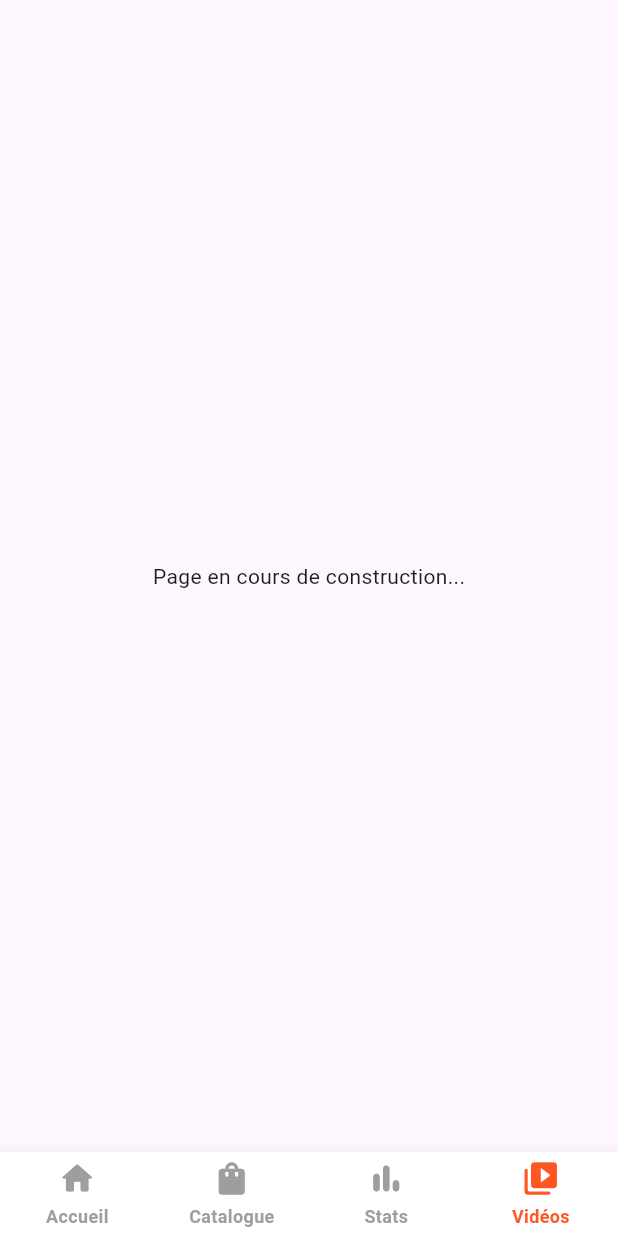
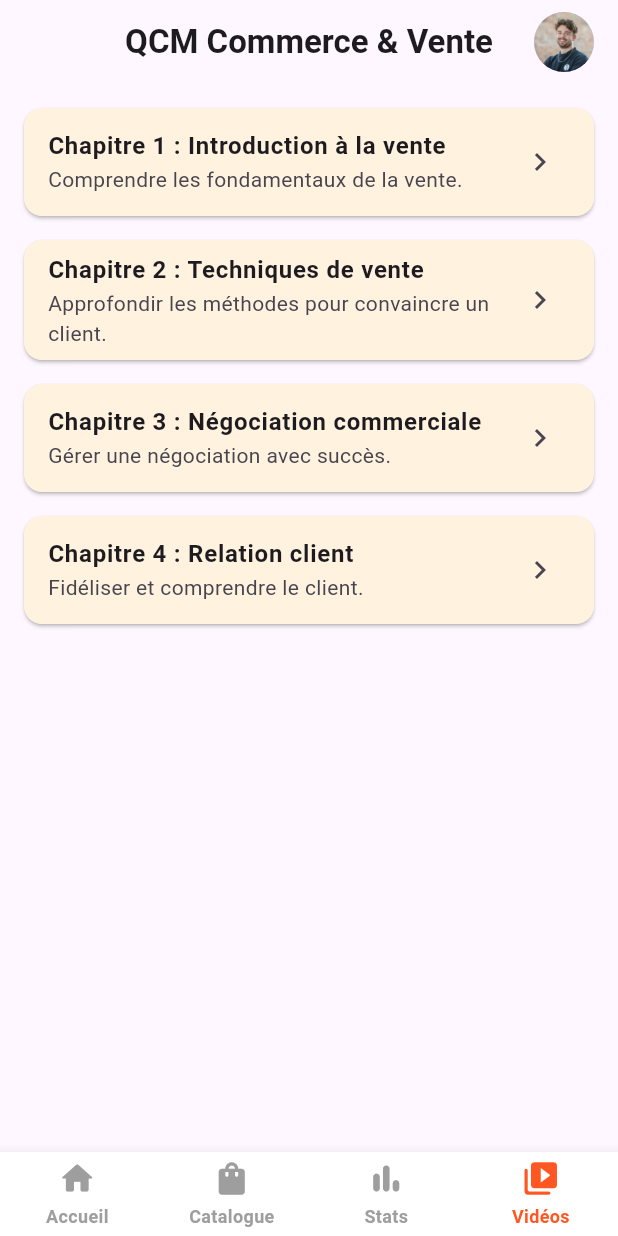
Before and after one commit to 0osmoz0/UniqMaker, a Flutter app: the HomePage screen opened directly, item 4 of the bottom bar chosen, on a phone screen of 412 x 824 dp. Run offline on Flutter 3.47's test engine with Material 3 defaults, Android fonts, the phone set to English and light mode, and no system bars; drawn by our look-alikes of animated_bottom_navigation_bar; our stand-ins replace fl_chart, image_picker, open_file, signature.

Commit message:
exercise page

```diff
--- a/uniqmaker/lib/contrat.dart
+++ b/uniqmaker/lib/contrat.dart
@@ -3,6 +3,7 @@ import 'package:signature/signature.dart';
 import 'package:flutter/services.dart';
 import 'package:pdf/widgets.dart' as pw;
 import 'package:uniqmaker/freelancerHome.dart';
+import 'package:uniqmaker/homePage.dart'; // Ensure this is the correct path to the HomePage class
 import 'package:open_file/open_file.dart';
 import 'package:path_provider/path_provider.dart';
 import 'dart:io';
--- /dev/null
+++ b/uniqmaker/lib/exercicePage.dart
@@ -0,0 +1,354 @@
+// PARTIE MODIFIÉE SELON TA DEMANDE
+
+import 'package:flutter/material.dart';
+import 'package:url_launcher/url_launcher.dart';
+import 'package:uniqmaker/ProfilePage.dart';
+
+
+class ExercisesListPage extends StatelessWidget {
+  const ExercisesListPage({super.key});
+
+  final List<Exercise> exercises = const [
+    Exercise(
+      id: 1,
+      title: 'Chapitre 1 : Introduction à la vente',
+      description: 'Comprendre les fondamentaux de la vente.',
+      questions: [
+        Question(
+          text: 'Quel est le but principal de la vente ?',
+          choices: [
+            'Augmenter le chiffre d’affaires',
+            'Satisfaire les besoins du client',
+            'Faire de la publicité',
+            'Avoir un stock important',
+          ],
+          correctAnswerIndex: 1,
+        ),
+        Question(
+          text: 'Quelle est la première étape d’un processus de vente ?',
+          choices: [
+            'Négociation',
+            'Fermeture',
+            'Prospection',
+            'Relance',
+          ],
+          correctAnswerIndex: 2,
+        ),
+      ],
+      resources: [
+        Resource(
+          type: ResourceType.article,
+          title: 'Qu’est-ce que la vente ?',
+          url: 'https://www.actionco.fr/Thematique/strategie-commerciale-1218/Breves/Definition-de-la-vente-217930.htm',
+        ),
+        Resource(
+          type: ResourceType.video,
+          title: 'Fondamentaux de la vente - YouTube',
+          url: 'https://www.youtube.com/watch?v=8KZstG0tX34&list=PL9F-SyinVB59s_ImlmXoy1VXrPvhggyiU',
+        ),
+      ],
+    ),
+    Exercise(
+      id: 2,
+      title: 'Chapitre 2 : Techniques de vente',
+      description: 'Approfondir les méthodes pour convaincre un client.',
+      questions: [
+        Question(
+          text: 'Quelle technique consiste à poser des questions pour cerner le besoin ?',
+          choices: ['Méthode SONCAS', 'Méthode CAP', 'Méthode QQOQCCP', 'Méthode SPIN'],
+          correctAnswerIndex: 3,
+        ),
+        Question(
+          text: 'Que signifie le "S" dans SONCAS ?',
+          choices: ['Sécurité', 'Satisfaction', 'Service', 'Sincérité'],
+          correctAnswerIndex: 0,
+        ),
+      ],
+      resources: [
+        Resource(
+          type: ResourceType.pdf,
+          title: 'Méthodes de vente efficaces (PDF)',
+          url: 'https://ressources.aunege.fr/nuxeo/site/esupversions/04c1a56a-bf85-4d1c-96e7-46c2b94e96b1',
+        ),
+      ],
+    ),
+    Exercise(
+      id: 3,
+      title: 'Chapitre 3 : Négociation commerciale',
+      description: 'Gérer une négociation avec succès.',
+      questions: [
+        Question(
+          text: 'Quel est l’objectif principal d’une négociation ?',
+          choices: ['Conclure rapidement', 'Gagner à tout prix', 'Trouver un accord mutuel', 'Impressionner le client'],
+          correctAnswerIndex: 2,
+        ),
+        Question(
+          text: 'Quand faut-il faire des concessions ?',
+          choices: [
+            'En début d’entretien',
+            'Quand le client menace de partir',
+            'Quand c’est justifié pour les deux parties',
+            'Dès que le client est mécontent'
+          ],
+          correctAnswerIndex: 2,
+        ),
+      ],
+      resources: [
+        Resource(
+          type: ResourceType.article,
+          title: 'Les bases de la négociation',
+          url: 'https://www.lecoindesentrepreneurs.fr/negociation-commerciale/',
+        ),
+      ],
+    ),
+    Exercise(
+      id: 4,
+      title: 'Chapitre 4 : Relation client',
+      description: 'Fidéliser et comprendre le client.',
+      questions: [
+        Question(
+          text: 'Quel outil est souvent utilisé pour gérer les relations clients ?',
+          choices: ['Excel', 'ERP', 'CRM', 'Google Drive'],
+          correctAnswerIndex: 2,
+        ),
+        Question(
+          text: 'Pourquoi la relation client est-elle importante ?',
+          choices: [
+            'Pour vendre plus rapidement',
+            'Pour fidéliser le client',
+            'Pour réduire les coûts',
+            'Pour éviter les concurrents',
+          ],
+          correctAnswerIndex: 1,
+        ),
+      ],
+      resources: [
+        Resource(
+          type: ResourceType.video,
+          title: 'Comprendre la relation client',
+          url: 'https://www.youtube.com/watch?v=k8oKM5BNFwE',
+        ),
+      ],
+    ),
+  ];
+
+  @override
+  Widget build(BuildContext context) {
+    return Scaffold(
+      appBar: AppBar(
+        automaticallyImplyLeading: false,
+        title: const Text(
+          'QCM Commerce & Vente',
+          style: TextStyle(fontWeight: FontWeight.bold),
+        ),
+        actions: [
+          Padding(
+            padding: const EdgeInsets.only(right: 16.0),
+            child: GestureDetector(
+              onTap: () {
+                Navigator.push(context, MaterialPageRoute(builder: (context) => const ProfilePage()));
+              },
+              child: const CircleAvatar(
+                radius: 20,
+                backgroundImage: AssetImage('assets/profile.jpg'),
+              ),
+            ),
+          ),
+        ],
+        centerTitle: true,
+      ),
+      body: ListView.builder(
+        padding: EdgeInsets.all(16),
+        itemCount: exercises.length,
+        itemBuilder: (context, index) {
+          final exercise = exercises[index];
+          return Card(
+            shape: RoundedRectangleBorder(borderRadius: BorderRadius.circular(12)),
+            color: Colors.orange[50],
+            margin: const EdgeInsets.only(bottom: 16),
+            child: ListTile(
+              title: Text(exercise.title,
+                  style: const TextStyle(fontWeight: FontWeight.bold, fontSize: 16)),
+              subtitle: Text(exercise.description),
+              trailing: const Icon(Icons.chevron_right),
+              onTap: () => Navigator.push(
+                context,
+                MaterialPageRoute(
+                  builder: (_) => QcmPage(exercise: exercise),
+                ),
+              ),
+            ),
+          );
+        },
+      ),
+    );
+  }
+}
+
+class QcmPage extends StatefulWidget {
+  final Exercise exercise;
+  const QcmPage({super.key, required this.exercise});
+
+  @override
+  State<QcmPage> createState() => _QcmPageState();
+}
+
+class _QcmPageState extends State<QcmPage> {
+  final Map<int, int> selectedAnswers = {};
+
+  @override
+  Widget build(BuildContext context) {
+    return Scaffold(
+      appBar: AppBar(title: Text(widget.exercise.title)),
+      body: ListView(
+        padding: const EdgeInsets.all(16),
+        children: [
+          Text(widget.exercise.description, style: const TextStyle(fontSize: 16)),
+          const SizedBox(height: 24),
+          for (int i = 0; i < widget.exercise.questions.length; i++)
+            _buildQuestion(i, widget.exercise.questions[i]),
+          const SizedBox(height: 32),
+          ElevatedButton(
+            style: ElevatedButton.styleFrom(
+              backgroundColor: Colors.orange,
+            ),
+            onPressed: _submitAnswers,
+            child: const Text('Soumettre mes réponses'),
+          ),
+          const SizedBox(height: 24),
+          if (widget.exercise.resources.isNotEmpty)
+            Column(
+              crossAxisAlignment: CrossAxisAlignment.start,
+              children: [
+                const Text(
+                  'Ressources associées :',
+                  style: TextStyle(fontSize: 16, fontWeight: FontWeight.bold),
+                ),
+                ...widget.exercise.resources.map((r) => ListTile(
+                      leading: Icon(r.icon, color: r.color),
+                      title: Text(r.title),
+                      onTap: () => launchUrl(Uri.parse(r.url)),
+                    )),
+              ],
+            ),
+        ],
+      ),
+    );
+  }
+
+  Widget _buildQuestion(int index, Question question) {
+    return Card(
+      margin: const EdgeInsets.only(bottom: 16),
+      child: Padding(
+        padding: const EdgeInsets.all(12),
+        child: Column(
+          crossAxisAlignment: CrossAxisAlignment.start,
+          children: [
+            Text('Q${index + 1}. ${question.text}', style: const TextStyle(fontWeight: FontWeight.bold)),
+            const SizedBox(height: 8),
+            for (int i = 0; i < question.choices.length; i++)
+              RadioListTile<int>(
+                title: Text(question.choices[i]),
+                value: i,
+                groupValue: selectedAnswers[index],
+                onChanged: (value) {
+                  setState(() {
+                    selectedAnswers[index] = value!;
+                  });
+                },
+              ),
+          ],
+        ),
+      ),
+    );
+  }
+
+  void _submitAnswers() {
+    int correct = 0;
+    for (int i = 0; i < widget.exercise.questions.length; i++) {
+      if (selectedAnswers[i] == widget.exercise.questions[i].correctAnswerIndex) {
+        correct++;
+      }
+    }
+
+    showDialog(
+      context: context,
+      builder: (_) => AlertDialog(
+        title: const Text('Résultat'),
+        content: Text('Vous avez ${correct} bonne(s) réponse(s) sur ${widget.exercise.questions.length}.'),
+        actions: [
+          TextButton(
+            onPressed: () => Navigator.pop(context),
+            child: const Text('OK'),
+          ),
+        ],
+      ),
+    );
+  }
+}
+
+// === DATA CLASSES ===
+
+class Exercise {
+  final int id;
+  final String title;
+  final String description;
+  final List<Question> questions;
+  final List<Resource> resources;
+
+  const Exercise({
+    required this.id,
+    required this.title,
+    required this.description,
+    required this.questions,
+    this.resources = const [],
+  });
+}
+
+class Question {
+  final String text;
+  final List<String> choices;
+  final int correctAnswerIndex;
+
+  const Question({
+    required this.text,
+    required this.choices,
+    required this.correctAnswerIndex,
+  });
+}
+
+enum ResourceType { video, pdf, article }
+
+class Resource {
+  final ResourceType type;
+  final String title;
+  final String url;
+
+  const Resource({
+    required this.type,
+    required this.title,
+    required this.url,
+  });
+
+  IconData get icon {
+    switch (type) {
+      case ResourceType.video:
+        return Icons.video_library;
+      case ResourceType.pdf:
+        return Icons.picture_as_pdf;
+      case ResourceType.article:
+        return Icons.article;
+    }
+  }
+
+  Color get color {
+    switch (type) {
+      case ResourceType.video:
+        return Colors.red;
+      case ResourceType.pdf:
+        return Colors.redAccent;
+      case ResourceType.article:
+        return Colors.blue;
+    }
+  }
+}
--- a/uniqmaker/lib/freelancerHome.dart
+++ b/uniqmaker/lib/freelancerHome.dart
@@ -2,6 +2,8 @@ import 'package:flutter/material.dart';
 import 'package:animated_bottom_navigation_bar/animated_bottom_navigation_bar.dart';
 import 'package:uniqmaker/catalogue.dart';
 import 'package:uniqmaker/stats.dart';
+import 'package:uniqmaker/ProfilePage.dart';
+import 'package:uniqmaker/exercicePage.dart';
 
 class HomePage extends StatefulWidget {
   const HomePage({super.key});
@@ -59,7 +61,7 @@ class _HomePageState extends State<HomePage> {
       case 2:
         return FreelancerStatsPage();
       default:
-        return const Center(child: Text("Page en cours de construction..."));
+        return ExercisesListPage();
     }
   }
 
@@ -80,9 +82,14 @@ class _HomePageState extends State<HomePage> {
                   icon: const Icon(Icons.more_vert),
                   onPressed: () {},
                 ),
-                const CircleAvatar(
-                  radius: 20,
-                  backgroundImage: AssetImage('assets/profile.jpg'),
+                GestureDetector(
+                  onTap: () {
+                    Navigator.push(context, MaterialPageRoute(builder: (context) => const ProfilePage()));
+                  },
+                  child: const CircleAvatar(
+                    radius: 20,
+                    backgroundImage: AssetImage('assets/profile.jpg'),
+                  ),
                 ),
               ],
             ),
```
Also changed, not shown: uniqmaker/lib/ProfilePage.dart (+119 -18 lines), uniqmaker/pubspec.yaml (+5 -6 lines).
